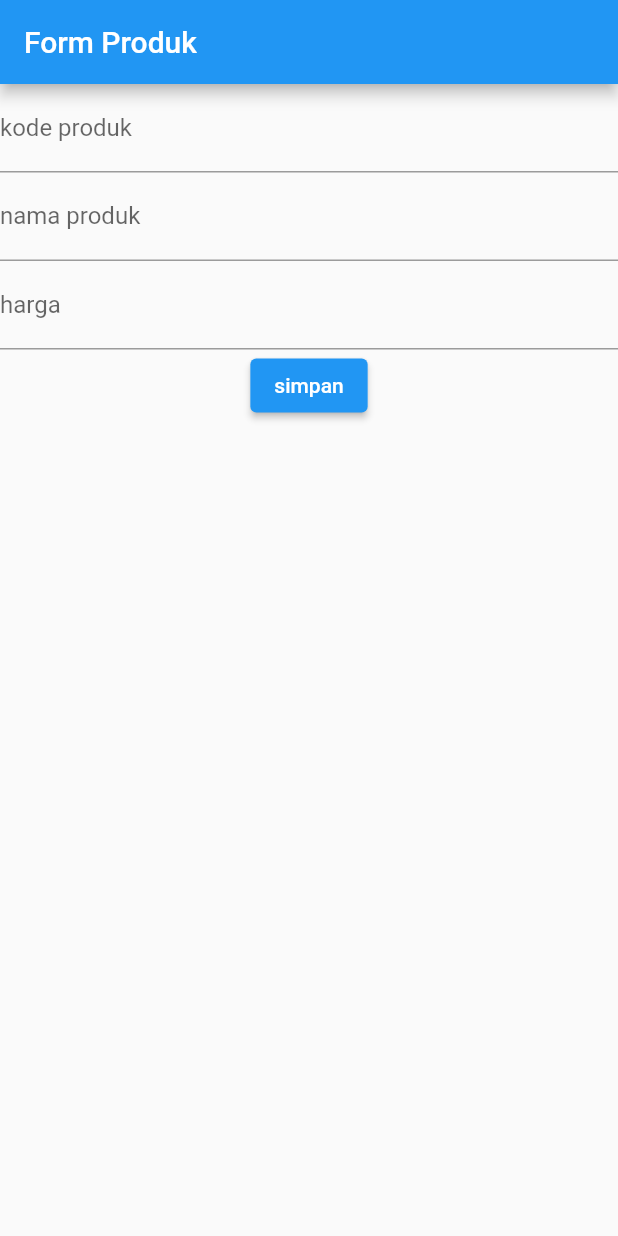
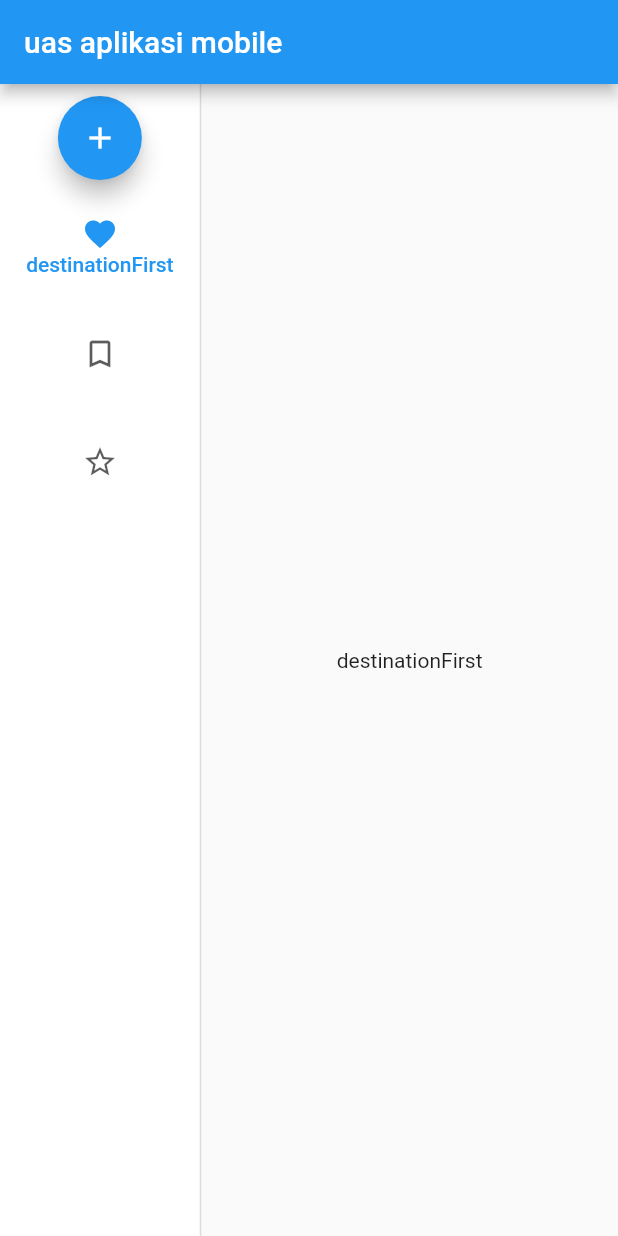
Before and after one commit to Mhdrianpermadi/tugas-pak-ichsan, a Flutter app: the screen it shows after launch, on a phone screen of 412 x 824 dp. Run offline on Flutter 3.47's test engine with Material 2 defaults, Android fonts, the phone set to English and light mode, and no system bars.

Commit message:
menyelesaikan ujian final

```diff
--- a/lib/main.dart
+++ b/lib/main.dart
@@ -1,6 +1,8 @@
 // import 'package:aplikasi_flutter_rian/column_widget.dart';
 // import 'package:aplikasi_flutter_rian/row_widget.dartr';
-import 'package:aplikasi_flutter_rian/ui/produk_form.dart';
+import 'package:aplikasi_flutter_rian/ui/daftar.dart';
+import 'package:aplikasi_flutter_rian/ui/kolom_navigasi_samping.dart';
+// import 'package:aplikasi_flutter_rian/ui/produk_form.dart';
 // import 'package:aplikasi_flutter_rian/hello_world.dart';
 import 'package:flutter/material.dart';
 
@@ -15,7 +17,7 @@ class MyApp extends StatelessWidget {
   Widget build(BuildContext context) {
     return const MaterialApp(
       title: "app flutter pertama",
-      home: ProdukForm(),
+      home: KolomNavigasiSamping(),
     );
   }
 }
--- /dev/null
+++ b/lib/ui/kolom_navigasi_samping.dart
@@ -0,0 +1,116 @@
+// Copyright 2019 The Flutter team. All rights reserved.
+// Use of this source code is governed by a BSD-style license that can be
+// found in the LICENSE file.
+
+import 'package:aplikasi_flutter_rian/ui/daftar.dart';
+import 'package:flutter/material.dart';
+// import 'package:flutter_gen/gen_l10n/gallery_localizations.dart';
+
+class KolomNavigasiSamping extends StatefulWidget {
+  const KolomNavigasiSamping({Key? key}) : super(key: key);
+
+  @override
+  State<KolomNavigasiSamping> createState() => _KolomNavigasiSampingState();
+}
+
+class _KolomNavigasiSampingState extends State<KolomNavigasiSamping>
+    with RestorationMixin {
+  final RestorableInt _selectedIndex = RestorableInt(0);
+
+  @override
+  String get restorationId => 'nav_rail_demo';
+
+  @override
+  void restoreState(RestorationBucket? oldBucket, bool initialRestore) {
+    registerForRestoration(_selectedIndex, 'selected_index');
+  }
+
+  @override
+  void dispose() {
+    _selectedIndex.dispose();
+    super.dispose();
+  }
+
+  @override
+  Widget build(BuildContext context) {
+    // final localization = GalleryLocalizations.of(context)!;
+    // final destinationFirst = localization.demoNavigationRailFirst;
+    // final destinationSecond = localization.demoNavigationRailSecond;
+    // final destinationThird = localization.demoNavigationRailThird;
+    final selectedItem = <String>[
+      'destinationFirst',
+      'destinationSecond',
+      'destinationThird'
+    ];
+    return Scaffold(
+      appBar: AppBar(
+        title: Text(
+          'uas aplikasi mobile',
+        ),
+      ),
+      body: Row(
+        children: [
+          NavigationRail(
+            leading: FloatingActionButton(
+              onPressed: () {
+                Navigator.of(context)
+                    .push(MaterialPageRoute(builder: ((context) => Daftar())));
+              },
+              child: const Icon(Icons.add),
+            ),
+            selectedIndex: _selectedIndex.value,
+            onDestinationSelected: (index) {
+              setState(() {
+                _selectedIndex.value = index;
+              });
+            },
+            labelType: NavigationRailLabelType.selected,
+            destinations: [
+              NavigationRailDestination(
+                icon: const Icon(
+                  Icons.favorite_border,
+                ),
+                selectedIcon: const Icon(
+                  Icons.favorite,
+                ),
+                label: Text(
+                  'destinationFirst',
+                ),
+              ),
+              NavigationRailDestination(
+                icon: const Icon(
+                  Icons.bookmark_border,
+                ),
+                selectedIcon: const Icon(
+                  Icons.book,
+                ),
+                label: Text(
+                  'destinationSecond',
+                ),
+              ),
+              NavigationRailDestination(
+                icon: const Icon(
+                  Icons.star_border,
+                ),
+                selectedIcon: const Icon(
+                  Icons.star,
+                ),
+                label: Text(
+                  'destinationThird',
+                ),
+              ),
+            ],
+          ),
+          const VerticalDivider(thickness: 1, width: 1),
+          Expanded(
+            child: Center(
+              child: Text(
+                selectedItem[_selectedIndex.value],
+              ),
+            ),
+          ),
+        ],
+      ),
+    );
+  }
+}
```
Also changed, not shown: lib/ui/daftar.dart (added, +55 -0 lines).
